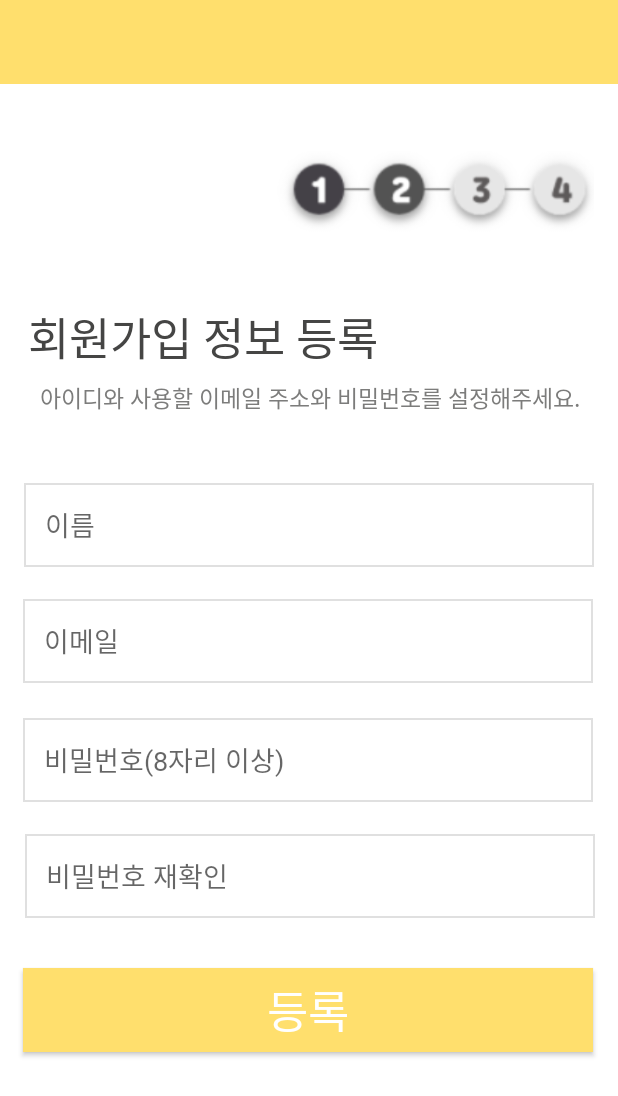
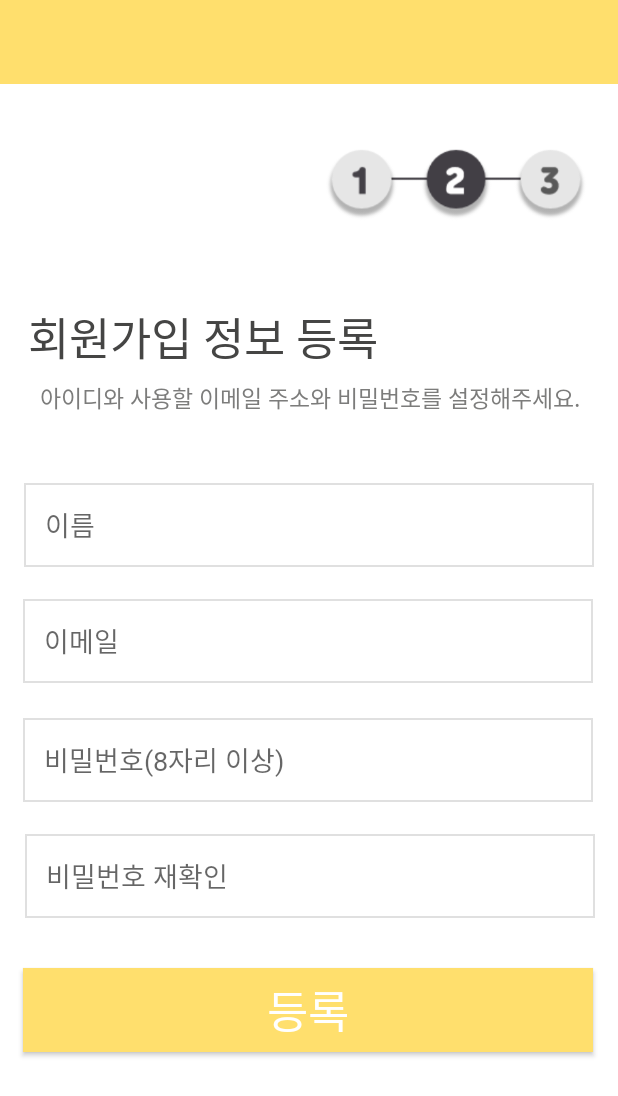
Before and after one commit to happinessbbin/petPlayground, an Android app: the Join_UserInfo_Activity screen opened directly, with no data from a screen before it, on a phone screen of 412 x 824 dp. Shown: the top 1096 px of the screen. Run offline under Robolectric (Android 15) with nearby library versions, the phone set to English and light mode, and no system bars; our stand-ins replace data binding.

Commit message:
[수민] 로그인 수정

```diff
--- a/app/src/main/java/com/team/project/auth/Join_UserInfo_Activity.kt
+++ b/app/src/main/java/com/team/project/auth/Join_UserInfo_Activity.kt
@@ -6,6 +6,7 @@ import android.util.Patterns
 import android.widget.Toast
 import androidx.appcompat.app.AppCompatActivity
 import androidx.databinding.DataBindingUtil
+import com.team.project.auth.JoinCompliteActivity
 import com.team.project.databinding.ActivityJoinUerInfoBinding
 import java.util.regex.Pattern
 import com.team.project.firebaseuser.UserService
@@ -125,12 +126,12 @@ class Join_UserInfo_Activity : AppCompatActivity() {
             var userService = UserService()
 
             // 파이어베이스에 추가
-            userService.createFireBaseAuthUser(usermodel,this,Join_User_PetInfo_Activity::class.java)
+            userService.createFireBaseAuthUser(usermodel,this,JoinCompliteActivity::class.java)
             /*********************************************/
 
 
             /** 준영님 글쓰기 테스트 할 때 위에꺼 주석하고 이거 주석 풀고 ㄱㄱ!!**/
-           // userService.createFireBaseAuthUser(usermodel,this, CommonNavActivity::class.java)
+            // userService.createFireBaseAuthUser(usermodel,this, CommonNavActivity::class.java)
 
 
         }
--- a/app/src/main/res/layout/activity_join_complite.xml
+++ b/app/src/main/res/layout/activity_join_complite.xml
@@ -14,9 +14,9 @@
 
     <!-- 예시 -> 나중 변경 -->
     <ImageView
-        android:layout_width="211dp"
-        android:layout_height="75dp"
-        android:src="@drawable/count4"
+        android:layout_width="180dp"
+        android:layout_height="60dp"
+        android:src="@drawable/counts3"
         app:layout_constraintBottom_toBottomOf="parent"
         app:layout_constraintEnd_toEndOf="parent"
         app:layout_constraintHorizontal_bias="0.92"
--- a/app/src/main/res/layout/activity_join_phone_number.xml
+++ b/app/src/main/res/layout/activity_join_phone_number.xml
@@ -14,9 +14,9 @@
 
     <!-- 예시 -> 나중 변경 ( 순서 아이콘으로 ) -->
     <ImageView
-        android:layout_width="211dp"
-        android:layout_height="75dp"
-        android:src="@drawable/count1"
+        android:layout_width="180dp"
+        android:layout_height="60dp"
+        android:src="@drawable/counts1"
         app:layout_constraintBottom_toBottomOf="parent"
         app:layout_constraintEnd_toEndOf="parent"
         app:layout_constraintHorizontal_bias="0.92"
--- a/app/src/main/res/layout/activity_join_uer_info.xml
+++ b/app/src/main/res/layout/activity_join_uer_info.xml
@@ -16,9 +16,9 @@
 
         <!-- 예시 -> 나중 변경 ( 순서 아이콘으로 ) -->
         <ImageView
-        android:layout_width="211dp"
-        android:layout_height="75dp"
-        android:src="@drawable/count2"
+            android:layout_width="180dp"
+            android:layout_height="60dp"
+            android:src="@drawable/counts2"
             app:layout_constraintBottom_toBottomOf="parent"
             app:layout_constraintEnd_toEndOf="parent"
             app:layout_constraintHorizontal_bias="0.92"
```
Also changed, not shown: app/src/main/res/drawable/counts1.png (added), app/src/main/res/drawable/counts2.png (added), app/src/main/res/drawable/counts3.png (added). Lines whose indentation alone changed are shown as unchanged.
